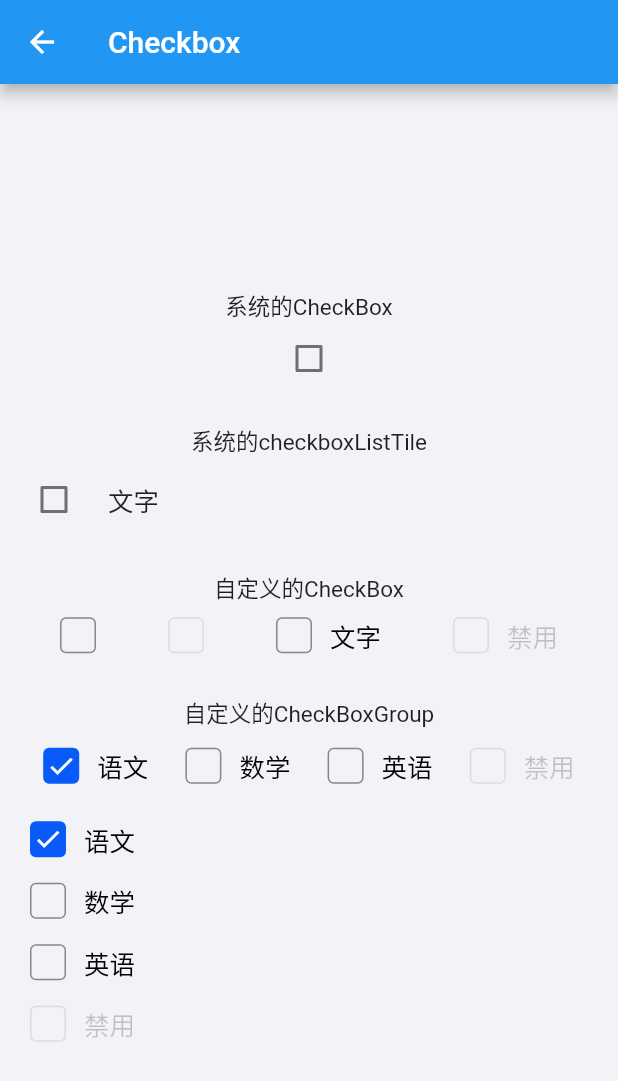
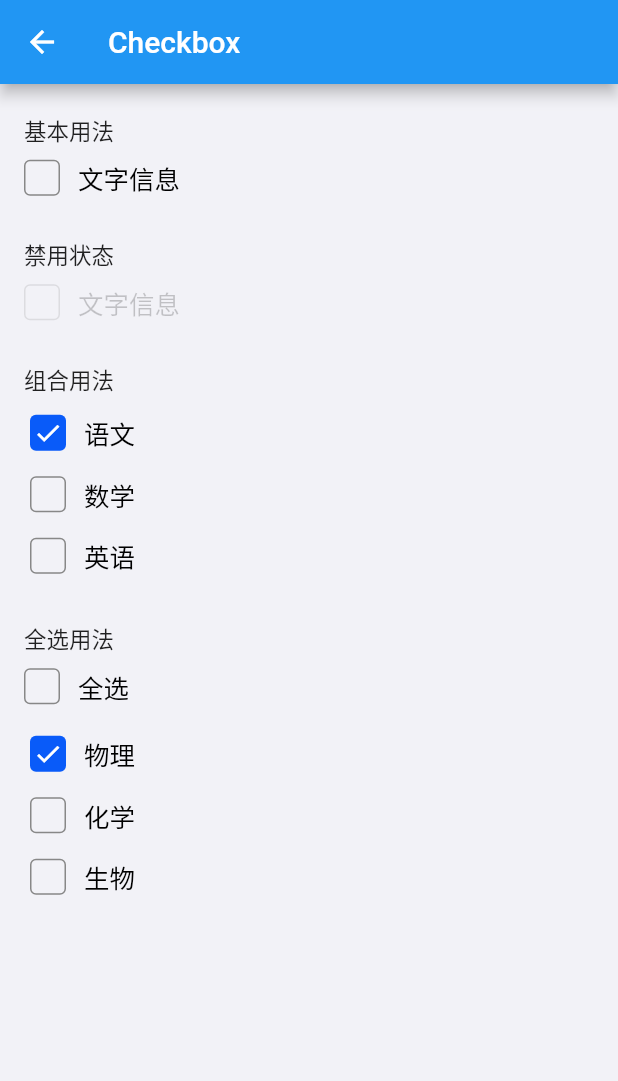
Before and after one commit to marklin2012/saturn, a Flutter app: the CheckboxPage screen opened directly, on a phone screen of 412 x 824 dp. Shown: the top 1081 px of the screen. Run offline on Flutter 3.47's test engine with Material 2 defaults, Android fonts, the phone set to English and light mode, and no system bars; our stand-ins replace flutter_easyrefresh, shimmer, video_player; Roboto replaces fonts that are missing (PingFang).

Commit message:
refactor: checkBox 复验问题修改

```diff
--- a/example/lib/pages/checkbox.dart
+++ b/example/lib/pages/checkbox.dart
@@ -9,13 +9,24 @@ class CheckboxPage extends StatefulWidget {
 
 class _CheckboxPageState extends State<CheckboxPage> {
   var _checkValue = false;
+
   var _boxItems = [
     STBoxItem(title: '语文'),
     STBoxItem(title: '数学'),
     STBoxItem(title: '英语'),
-    STBoxItem(title: '禁用', disabled: true),
   ];
+
   var _selected = ['语文'];
+
+  var _isAll = false;
+
+  var _boxAllItems = [
+    STBoxItem(title: '物理'),
+    STBoxItem(title: '化学'),
+    STBoxItem(title: '生物'),
+  ];
+
+  var _selectedAll = ['物理'];
 
   @override
   Widget build(BuildContext context) {
@@ -23,67 +34,30 @@ class _CheckboxPageState extends State<CheckboxPage> {
       appBar: AppBar(
         title: Text('Checkbox'),
       ),
-      body: Center(
-        child: Column(
-          mainAxisSize: MainAxisSize.min,
+      body: ListView(
+        padding: const EdgeInsets.only(left: 16.0),
         children: [
           SizedBox(height: 20),
-            Text('系统的CheckBox'),
-            Checkbox(
-              value: _checkValue,
-              onChanged: (value) {
-                setState(() {
-                  _checkValue = value;
-                });
-              },
+          _buildBase(),
+          SizedBox(height: 20),
+          _buildDisable(),
+          SizedBox(height: 20),
+          _buildCombination(),
+          SizedBox(height: 20),
+          _buildAll(),
+        ],
       ),
-            SizedBox(height: 20),
-            Text('系统的checkboxListTile'),
-            CheckboxListTile(
-              title: Text('文字'),
-              controlAffinity: ListTileControlAffinity.leading,
-              value: _checkValue,
-              onChanged: (value) {
-                setState(() {
-                  _checkValue = value;
-                });
-              },
-            ),
-            SizedBox(height: 20),
-            Text('自定义的CheckBox'),
-            Row(
-              mainAxisAlignment: MainAxisAlignment.spaceEvenly,
+    );
+  }
+
+  Widget _buildBase() {
+    return Column(
+      crossAxisAlignment: CrossAxisAlignment.start,
       children: [
+        Text('基本用法'),
         STCheckBox(
           value: _checkValue,
-                  onChanged: (value) {
-                    setState(() {
-                      _checkValue = value;
-                    });
-                  },
-                ),
-                STCheckBox(
-                  value: _checkValue,
-                  disabled: true,
-                  onChanged: (value) {
-                    setState(() {
-                      _checkValue = value;
-                    });
-                  },
-                ),
-                STCheckBox(
-                  value: _checkValue,
-                  text: '文字',
-                  onChanged: (value) {
-                    setState(() {
-                      _checkValue = value;
-                    });
-                  },
-                ),
-                STCheckBox(
-                  value: _checkValue,
-                  disabled: true,
-                  text: '禁用',
+          text: "文字信息",
           onChanged: (value) {
             setState(() {
               _checkValue = value;
@@ -91,18 +65,29 @@ class _CheckboxPageState extends State<CheckboxPage> {
           },
         ),
       ],
+    );
+  }
+
+  Widget _buildDisable() {
+    return Column(
+      crossAxisAlignment: CrossAxisAlignment.start,
+      children: [
+        Text('禁用状态'),
+        STCheckBox(
+          value: false,
+          disabled: true,
+          text: "文字信息",
+          onChanged: (value) {},
         ),
-            SizedBox(height: 20),
-            Text('自定义的CheckBoxGroup'),
-            STCheckboxGroup(
-              items: _boxItems,
-              selecteds: _selected,
-              onChanged: (List<String> values) {
-                setState(() {
-                  _selected = values;
-                });
-              },
-            ),
+      ],
+    );
+  }
+
+  Widget _buildCombination() {
+    return Column(
+      crossAxisAlignment: CrossAxisAlignment.start,
+      children: [
+        Text('组合用法'),
         STCheckboxGroup(
           items: _boxItems,
           selecteds: _selected,
@@ -114,8 +99,48 @@ class _CheckboxPageState extends State<CheckboxPage> {
           },
         ),
       ],
+    );
+  }
+
+  Widget _buildAll() {
+    return Column(
+      crossAxisAlignment: CrossAxisAlignment.start,
+      children: [
+        Text('全选用法'),
+        STCheckBox(
+          value: _isAll,
+          text: "全选",
+          onChanged: (value) {
+            setState(() {
+              _isAll = value;
+              if (_isAll) {
+                var temp = <String>[];
+                for (var item in _boxAllItems) {
+                  temp.add(item.title);
+                }
+                _selectedAll = List.from(temp);
+              } else {
+                _selectedAll = <String>[];
+              }
+            });
+          },
         ),
+        STCheckboxGroup(
+          items: _boxAllItems,
+          selecteds: _selectedAll,
+          axis: Axis.vertical,
+          onChanged: (List<String> values) {
+            setState(() {
+              _selectedAll = values;
+              if (_selectedAll.length != _boxAllItems.length) {
+                _isAll = false;
+              } else {
+                _isAll = true;
+              }
+            });
+          },
         ),
+      ],
     );
   }
 }
--- a/lib/st_checkbox/checkbox.dart
+++ b/lib/st_checkbox/checkbox.dart
@@ -30,7 +30,7 @@ class STCheckBox extends StatelessWidget {
     this.borderColor = const Color(0xFF888888),
     this.space = 12.0,
     this.textStyle = const TextStyle(color: Color(0xFF000000), fontSize: 17.0),
-    this.padding = const EdgeInsets.all(8.0),
+    this.padding = const EdgeInsets.symmetric(vertical: 8.0),
     this.iconColor = const Color(0xFFFFFFFF),
     this.boxWidth = 24.0,
     this.radius = 4.0,
--- a/lib/st_checkbox/checkbox_group.dart
+++ b/lib/st_checkbox/checkbox_group.dart
@@ -19,7 +19,7 @@ class STCheckboxGroup extends StatefulWidget {
   const STCheckboxGroup({
     Key key,
     this.onChanged,
-    this.margin = const EdgeInsets.symmetric(horizontal: 8.0),
+    this.margin = const EdgeInsets.all(0),
     this.padding = const EdgeInsets.all(4.0),
     this.items,
     this.axis = Axis.horizontal,
```
Lines whose indentation alone changed are shown as unchanged.
